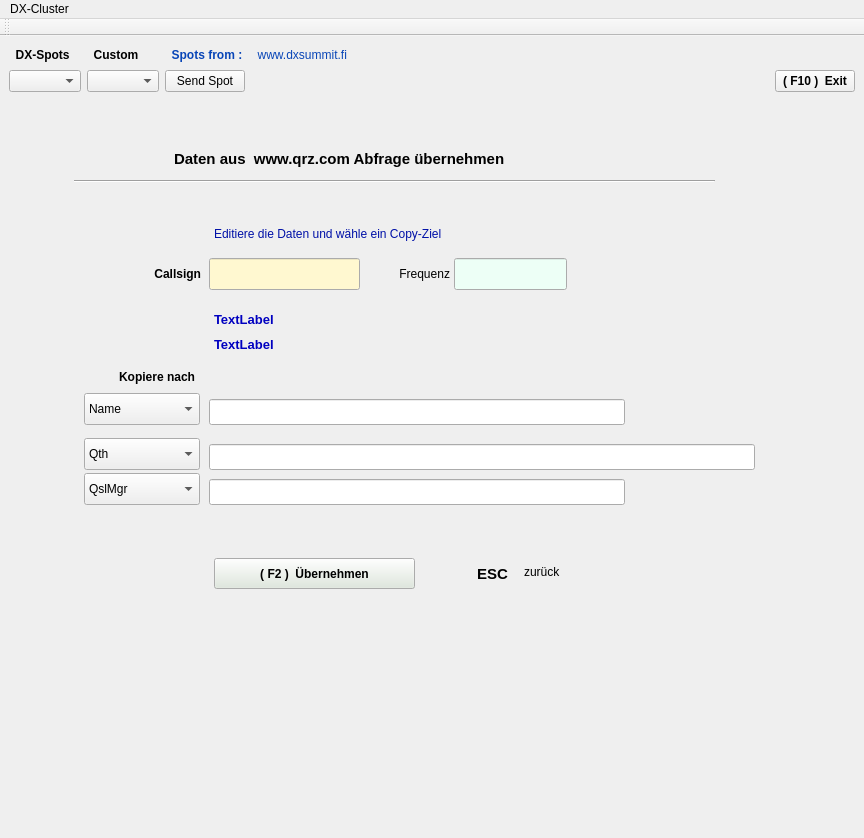
First picture: the form in dxSpot/dxspot.ui, repository frohro/qtlog, before the edit.
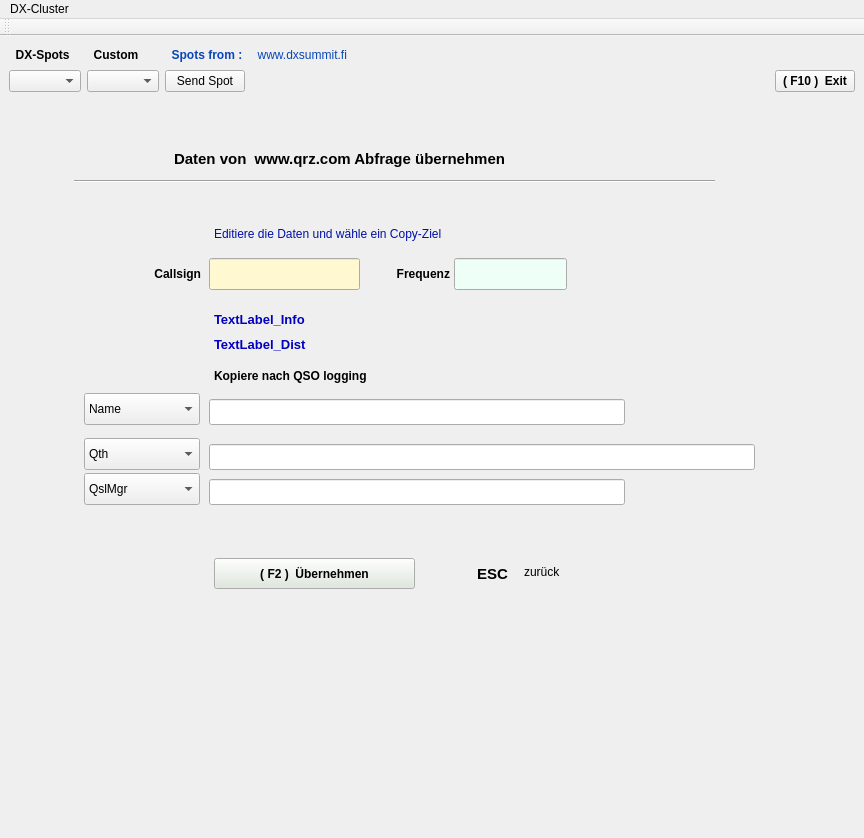
Second picture: the form after the edit. The open tabs and pages were chosen to show the change.

Patch:
```diff
--- a/dxSpot/dxspot.ui
+++ b/dxSpot/dxspot.ui
@@ -691,7 +691,7 @@
          </font>
         </property>
         <property name="text">
-         <string>Daten aus  www.qrz.com Abfrage übernehmen</string>
+         <string>Daten von  www.qrz.com Abfrage übernehmen</string>
         </property>
        </widget>
        <widget class="QComboBox" name="BoxName">
@@ -1073,6 +1073,12 @@
           <height>22</height>
          </rect>
         </property>
+        <property name="font">
+         <font>
+          <weight>75</weight>
+          <bold>true</bold>
+         </font>
+        </property>
         <property name="text">
          <string>Frequenz</string>
         </property>
@@ -1184,7 +1190,7 @@
          </font>
         </property>
         <property name="text">
-         <string>TextLabel</string>
+         <string>TextLabel_Info</string>
         </property>
        </widget>
        <widget class="QLabel" name="labelDistanz">
@@ -1241,16 +1247,16 @@
          </font>
         </property>
         <property name="text">
-         <string>TextLabel</string>
+         <string>TextLabel_Dist</string>
         </property>
        </widget>
        <widget class="QLabel" name="label_22">
         <property name="geometry">
          <rect>
-          <x>70</x>
+          <x>205</x>
           <y>270</y>
-          <width>116</width>
-          <height>18</height>
+          <width>261</width>
+          <height>16</height>
          </rect>
         </property>
         <property name="font">
@@ -1261,10 +1267,10 @@
          </font>
         </property>
         <property name="text">
-         <string>Kopiere nach</string>
+         <string>Kopiere nach QSO logging</string>
         </property>
         <property name="alignment">
-         <set>Qt::AlignRight|Qt::AlignTrailing|Qt::AlignVCenter</set>
+         <set>Qt::AlignLeading|Qt::AlignLeft|Qt::AlignVCenter</set>
         </property>
        </widget>
        <widget class="QLabel" name="label_21">
```
